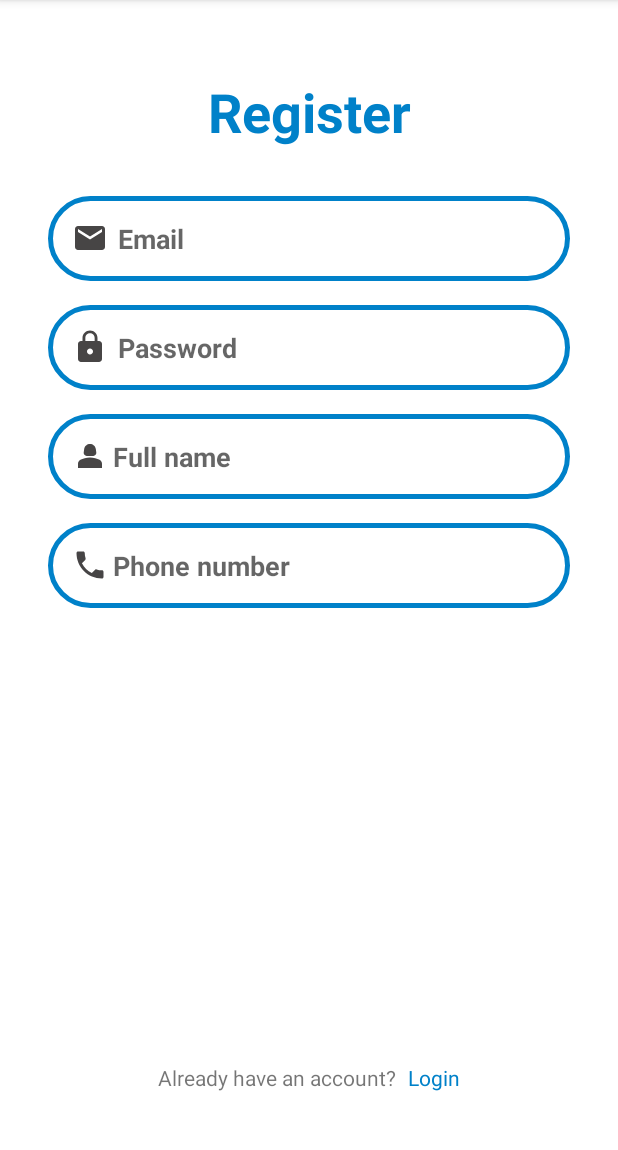
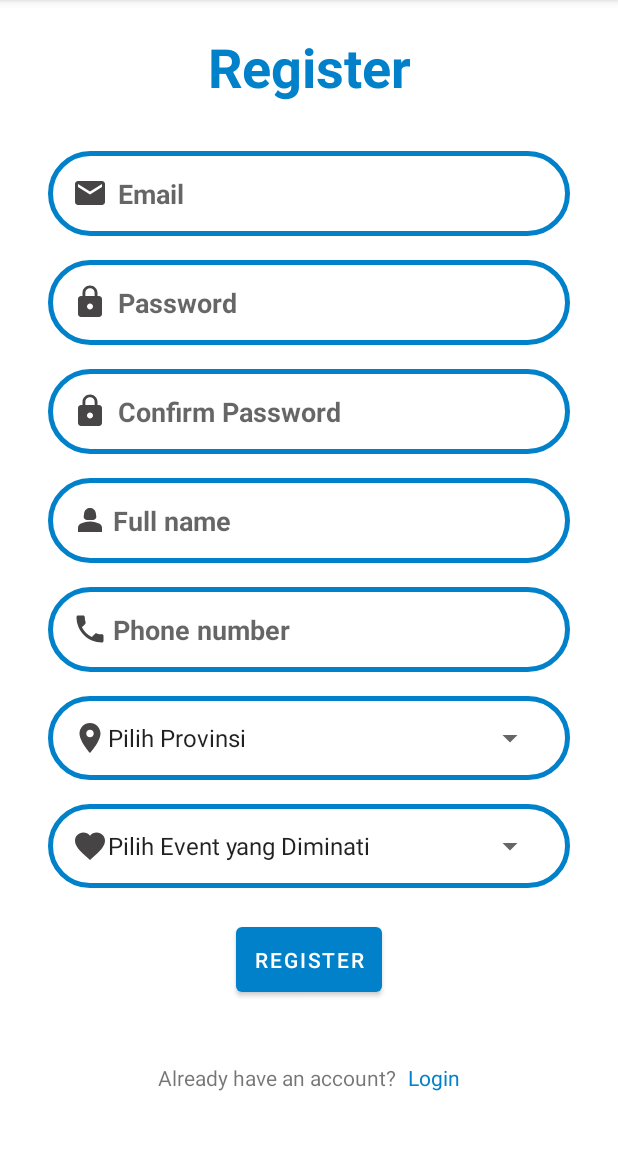
Before and after one commit to Bangkit-Capstone-CR23-PR565/MD-BoothUp-app, an Android app: the RegisterActivity screen opened directly, with no data from a screen before it, on a phone screen of 412 x 824 dp, the part 84-1234 px from its top. Run offline under Robolectric (Android 15) with nearby library versions, the phone set to English and light mode, and no system bars.

Commit message:
update ui register

```diff
--- /dev/null
+++ b/EventMu/app/src/main/java/com/example/eventmu/custom_view/ConfPasswordEditText.kt
@@ -0,0 +1,67 @@
+package com.example.eventmu.custom_view
+
+import android.content.Context
+import android.graphics.Canvas
+import android.graphics.drawable.Drawable
+import android.text.Editable
+import android.text.InputType
+import android.text.TextWatcher
+import android.text.method.PasswordTransformationMethod
+import android.util.AttributeSet
+import androidx.appcompat.widget.AppCompatEditText
+import androidx.core.content.ContextCompat
+import com.example.eventmu.R
+
+class ConfPasswordEditText : AppCompatEditText {
+    private lateinit var passwordIconDrawable: Drawable
+
+    constructor(context: Context) : super(context) {
+        init()
+    }
+
+    constructor(context: Context, attrs: AttributeSet) : super(context, attrs) {
+        init()
+    }
+
+    constructor(context: Context, attrs: AttributeSet, defStyleAttr: Int) : super(
+        context,
+        attrs,
+        defStyleAttr
+    ) {
+        init()
+    }
+
+    override fun onDraw(canvas: Canvas?) {
+        super.onDraw(canvas)
+        transformationMethod = PasswordTransformationMethod.getInstance()
+    }
+
+    private fun init() {
+        passwordIconDrawable =
+            ContextCompat.getDrawable(context, R.drawable.baseline_lock_24) as Drawable
+        inputType = InputType.TYPE_TEXT_VARIATION_PASSWORD
+        compoundDrawablePadding = 10
+        hint = context.getString(R.string.conf_password_hint)
+        setDrawable(passwordIconDrawable)
+
+        addTextChangedListener(object : TextWatcher {
+            override fun beforeTextChanged(p0: CharSequence?, p1: Int, p2: Int, p3: Int) {}
+            override fun afterTextChanged(p0: Editable?) {}
+
+            override fun onTextChanged(s: CharSequence?, start: Int, before: Int, count: Int) {
+//                Validasi password
+                if (!s.isNullOrEmpty() && s.length < 8)
+                    error = context.getString(R.string.password_error)
+            }
+        })
+    }
+
+    private fun setDrawable(
+        start: Drawable? = null,
+        top: Drawable? = null,
+        end: Drawable? = null,
+        bottom: Drawable? = null
+    ) {
+        setCompoundDrawablesWithIntrinsicBounds(start, top, end, bottom)
+    }
+}
--- a/EventMu/app/src/main/java/com/example/eventmu/ui/register/RegisterActivity.kt
+++ b/EventMu/app/src/main/java/com/example/eventmu/ui/register/RegisterActivity.kt
@@ -1,12 +1,76 @@
 package com.example.eventmu.ui.register
 
+//import android.annotation.SuppressLint
 import androidx.appcompat.app.AppCompatActivity
 import android.os.Bundle
+import android.widget.ArrayAdapter
+import android.widget.Spinner
 import com.example.eventmu.R
 
 class RegisterActivity : AppCompatActivity() {
+
+//    @SuppressLint("WrongViewCast")
     override fun onCreate(savedInstanceState: Bundle?) {
         super.onCreate(savedInstanceState)
         setContentView(R.layout.activity_register)
+
+        val spinnerProvince: Spinner = findViewById(R.id.province_spinner)
+        val provinceArray = arrayOf(
+            "Pilih Provinsi",
+            "Nanggroe Aceh Darussalam",
+            "Sumatera Utara",
+            "Sumatera Selatan",
+            "Sumatera Barat",
+            "Bengkulu",
+            "Riau",
+            "Kepulauan Riau",
+            "Jambi",
+            "Lampung",
+            "Bangka Belitung",
+            "Kalimantan Barat",
+            "Kalimantan Timur",
+            "Kalimantan Selatan",
+            "Kalimantan Tengah",
+            "Kalimantan Utara",
+            "Banten",
+            "DKI Jakarta",
+            "Jawa Barat",
+            "Jawa Tengah",
+            "Daerah Istimewa Yogyakarta",
+            "Jawa Timur",
+            "Bali",
+            "Nusa Tenggara Timur",
+            "Nusa Tenggara Barat",
+            "Gorontalo",
+            "Sulawesi Barat",
+            "Sulawesi Tengah",
+            "Sulawesi Utara",
+            "Sulawesi Tenggara",
+            "Sulawesi Selatan",
+            "Maluku Utara",
+            "Maluku",
+            "Papua Barat",
+            "Papua",
+            "Papua Tengah",
+            "Papua Pegunungan",
+            "Papua Selatan",
+            "Papua Barat Daya"
+
+        )
+        val adapter = ArrayAdapter(this, android.R.layout.simple_spinner_item, provinceArray)
+        adapter.setDropDownViewResource(android.R.layout.simple_spinner_dropdown_item)
+        spinnerProvince.adapter = adapter
+
+        val spinnerFavEvent: Spinner = findViewById(R.id.favorite_spinner)
+        val favEventArray = arrayOf(
+            "Pilih Event yang Diminati",
+            "Seminar",
+            "Konser Musik",
+            "Kuliner"
+        )
+        val adapter2 = ArrayAdapter(this, android.R.layout.simple_spinner_item, favEventArray)
+        adapter2.setDropDownViewResource(android.R.layout.simple_spinner_dropdown_item)
+        spinnerFavEvent.adapter = adapter2
+
     }
 }
--- a/EventMu/app/src/main/res/layout/activity_register.xml
+++ b/EventMu/app/src/main/res/layout/activity_register.xml
@@ -9,7 +9,7 @@
     <View
         android:id="@+id/view"
         android:layout_width="match_parent"
-        android:layout_height="50dp"
+        android:layout_height="20dp"
         app:layout_constraintEnd_toEndOf="parent"
         app:layout_constraintStart_toStartOf="parent"
         app:layout_constraintTop_toTopOf="parent" />
@@ -55,6 +55,19 @@
         app:layout_constraintStart_toStartOf="parent"
         app:layout_constraintTop_toBottomOf="@+id/et_email" />
 
+    <com.example.eventmu.custom_view.ConfPasswordEditText
+        android:id="@+id/et_confpassword"
+        android:layout_width="match_parent"
+        android:layout_height="wrap_content"
+        android:layout_marginHorizontal="32dp"
+        android:layout_marginTop="16dp"
+        android:textStyle="bold"
+        android:background="@drawable/rounded_corner"
+        android:padding="16dp"
+        app:layout_constraintEnd_toEndOf="parent"
+        app:layout_constraintStart_toStartOf="parent"
+        app:layout_constraintTop_toBottomOf="@+id/et_password" />
+
     <EditText
         android:id="@+id/et_name"
         android:layout_width="0dp"
@@ -70,7 +83,7 @@
         android:inputType="textPersonName"
         app:layout_constraintEnd_toEndOf="@+id/et_password"
         app:layout_constraintStart_toStartOf="@+id/et_password"
-        app:layout_constraintTop_toBottomOf="@+id/et_password" />
+        app:layout_constraintTop_toBottomOf="@+id/et_confpassword" />
 
     <EditText
         android:id="@+id/et_phone"
@@ -89,76 +102,77 @@
         app:layout_constraintStart_toStartOf="@+id/et_name"
         app:layout_constraintTop_toBottomOf="@+id/et_name" />
 
-<!--    <RelativeLayout-->
-<!--        android:id="@+id/et_province"-->
-<!--        android:layout_width="0dp"-->
-<!--        android:layout_height="wrap_content"-->
-<!--        android:layout_marginTop="16dp"-->
-<!--        android:autofillHints="name"-->
-<!--        android:background="@drawable/rounded_corner"-->
-<!--        android:padding="16dp"-->
-<!--        app:layout_constraintEnd_toEndOf="@+id/et_phone"-->
-<!--        app:layout_constraintStart_toStartOf="@+id/et_phone"-->
-<!--        app:layout_constraintTop_toBottomOf="@+id/et_phone">-->
+    <RelativeLayout
+        android:id="@+id/et_province"
+        android:layout_width="0dp"
+        android:layout_height="wrap_content"
+        android:layout_marginTop="16dp"
+        android:background="@drawable/rounded_corner"
+        android:padding="16dp"
+        app:layout_constraintEnd_toEndOf="@+id/et_phone"
+        app:layout_constraintStart_toStartOf="@+id/et_phone"
+        app:layout_constraintTop_toBottomOf="@+id/et_phone">
+        <ImageView
+            android:id="@+id/imageIcon"
+            android:layout_width="wrap_content"
+            android:layout_height="wrap_content"
+            android:src="@drawable/baseline_location_on_24"
+            android:layout_alignParentStart="true"
+            android:layout_centerVertical="true" />
+        <Spinner
+            android:id="@+id/province_spinner"
+            android:textStyle="bold"
+            android:textSize="16sp"
+            android:layout_marginStart="16dp"
+            android:layout_width="match_parent"
+            android:layout_height="wrap_content"
+            android:drawableStart="@drawable/baseline_location_on_24"
+            android:autofillHints="name"
+            android:prompt="@string/province_hint"
+            android:drawablePadding="3dp" />
+    </RelativeLayout>
 
-<!--        &lt;!&ndash; Text Label &ndash;&gt;-->
-<!--        <TextView-->
-<!--            android:drawablePadding="3dp"-->
-<!--            android:textStyle="bold"-->
-<!--            android:textSize="16sp"-->
-<!--            android:layout_width="fill_parent"-->
-<!--            android:layout_height="wrap_content"-->
-<!--            android:text="@string/province"-->
-<!--            app:drawableStartCompat="@drawable/baseline_location_on_24" />-->
-<!--        &lt;!&ndash; Spinner Element &ndash;&gt;-->
-<!--        <Spinner-->
-<!--            android:id="@+id/province_spinner"-->
-<!--            android:layout_width="fill_parent"-->
-<!--            android:layout_height="wrap_content"-->
-<!--            android:prompt="Spinner" />-->
-<!--    </RelativeLayout>-->
+    <RelativeLayout
+        android:id="@+id/et_fav_event"
+        android:layout_width="0dp"
+        android:layout_height="wrap_content"
+        android:layout_marginTop="16dp"
+        android:background="@drawable/rounded_corner"
+        android:padding="16dp"
+        app:layout_constraintEnd_toEndOf="@+id/et_phone"
+        app:layout_constraintStart_toStartOf="@+id/et_phone"
+        app:layout_constraintTop_toBottomOf="@+id/et_province">
+        <ImageView
+            android:id="@+id/imageIcon2"
+            android:layout_width="wrap_content"
+            android:layout_height="wrap_content"
+            android:src="@drawable/baseline_favorite_24"
+            android:layout_alignParentStart="true"
+            android:layout_centerVertical="true" />
+        <Spinner
+            android:id="@+id/favorite_spinner"
+            android:textStyle="bold"
+            android:textSize="16sp"
+            android:layout_marginStart="16dp"
+            android:layout_width="match_parent"
+            android:layout_height="wrap_content"
+            android:drawableStart="@drawable/baseline_location_on_24"
+            android:autofillHints="name"
+            android:prompt="@string/province_hint"
+            android:drawablePadding="3dp" />
+    </RelativeLayout>
 
-<!--    <RelativeLayout-->
-<!--        android:id="@+id/et_fav_event"-->
-<!--        android:layout_width="0dp"-->
-<!--        android:layout_height="wrap_content"-->
-<!--        android:layout_marginTop="16dp"-->
-<!--        android:autofillHints="name"-->
-<!--        android:background="@drawable/rounded_corner"-->
-<!--        android:padding="16dp"-->
-<!--        app:layout_constraintEnd_toEndOf="@+id/et_province"-->
-<!--        app:layout_constraintStart_toStartOf="@+id/et_province"-->
-<!--        app:layout_constraintTop_toBottomOf="@+id/et_province">-->
-
-<!--        &lt;!&ndash; Text Label &ndash;&gt;-->
-<!--        <TextView-->
-<!--            android:drawablePadding="3dp"-->
-<!--            android:textStyle="bold"-->
-<!--            android:textSize="16sp"-->
-<!--            android:layout_width="fill_parent"-->
-<!--            android:layout_height="wrap_content"-->
-<!--            android:text="@string/favorite_event"-->
-<!--            app:drawableStartCompat="@drawable/baseline_favorite_24" />-->
-<!--        &lt;!&ndash; Spinner Element &ndash;&gt;-->
-<!--        <Spinner-->
-<!--            android:id="@+id/favorite_spinner"-->
-<!--            android:layout_width="fill_parent"-->
-<!--            android:layout_height="wrap_content"-->
-<!--            android:prompt="Spinner"-->
-<!--            tools:ignore="HardcodedText" />-->
-<!--    </RelativeLayout>-->
-
-<!--    <Button-->
-<!--        android:id="@+id/btn_register"-->
-<!--        android:layout_width="wrap_content"-->
-<!--        android:layout_height="wrap_content"-->
-<!--        android:layout_marginHorizontal="32dp"-->
-<!--        android:layout_marginTop="32dp"-->
-<!--        android:padding="12dp"-->
-<!--        android:text="@string/register"-->
-<!--        app:layout_constraintEnd_toEndOf="parent"-->
-<!--        app:layout_constraintStart_toStartOf="parent"-->
-<!--        app:layout_constraintTop_toBottomOf="@id/et_fav_event" />-->
+    <Button
+        android:id="@+id/btn_register"
+        android:layout_width="wrap_content"
+        android:layout_height="wrap_content"
+        android:layout_marginHorizontal="32dp"
+        android:layout_marginTop="20dp"
+        android:padding="12dp"
+        android:text="@string/register"
+        app:layout_constraintEnd_toEndOf="parent"
+        app:layout_constraintStart_toStartOf="parent"
+        app:layout_constraintTop_toBottomOf="@id/et_fav_event" />
 
     <LinearLayout
         android:id="@+id/btn_login"
--- a/EventMu/app/src/main/res/values/strings.xml
+++ b/EventMu/app/src/main/res/values/strings.xml
@@ -7,6 +7,7 @@
     <string name="email_error">Invalid email</string>
     <string name="password_error">The password must be consists of minimum 8 character</string>
     <string name="password_hint">Password</string>
+    <string name="conf_password_hint">Confirm Password</string>
     <string name="login">Login</string>
     <string name="dont_have_an_account_yet">Dont have an account yet?</string>
     <string name="register">Register</string>
@@ -33,4 +34,11 @@
     <string name="dummy_email">rifqy@gmail.com</string>
     <string name="logout">Logout</string>
     <string name="be_our_partner">Be Our Partner</string>
+    <string name="province_hint">Province</string>
+
+    <string-array name="province_array">
+        <item>Jawa Tengah</item>
+        <item>Jawa Barat</item>
+        <item>Jawa Timur</item>
+    </string-array>
 </resources>
```
Also changed, not shown: EventMu/app/src/main/java/com/example/eventmu/ui/login/LoginActivity.kt (line endings or trailing spaces).
